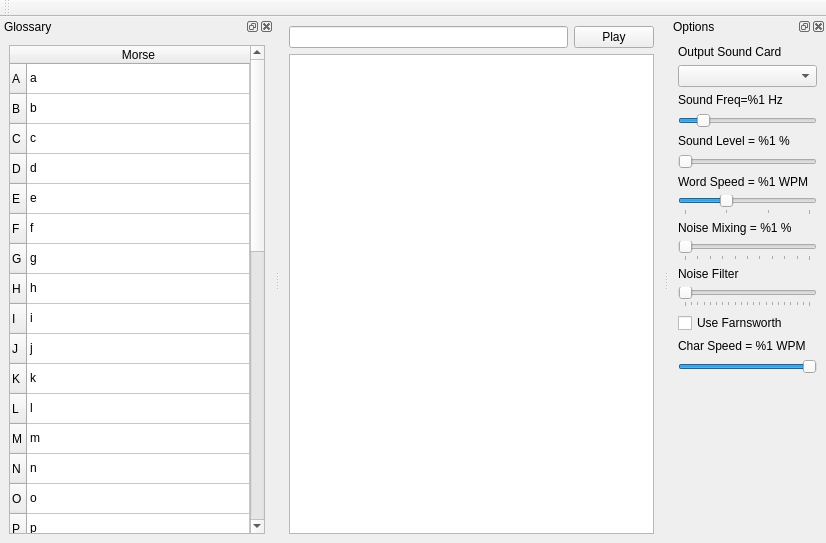
This is mainwindow.ui in Artemia76/EasyMorse as Qt 5 draws it before an edit. The edited form follows.
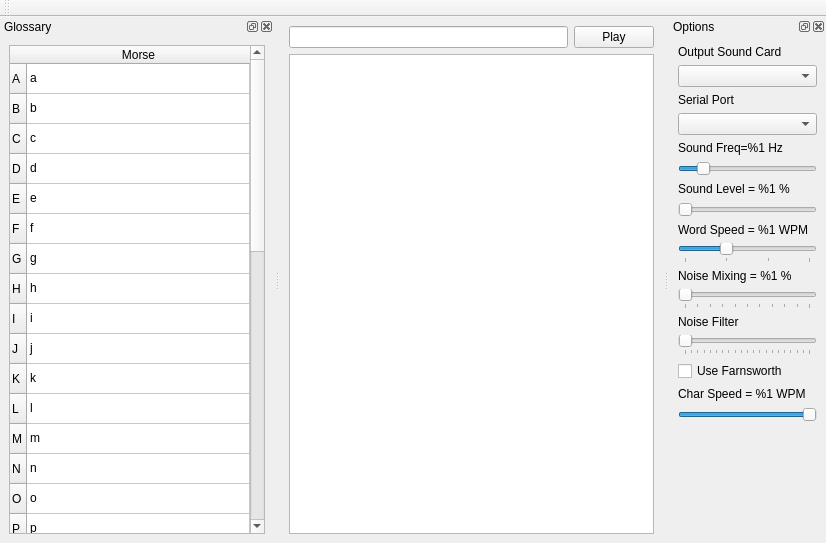
This is the edited form. Icons and pictures are not drawn.

Commit message: Add serial Keyer using RTS / CTS pinout

Diff of the .ui file:
```diff
--- a/mainwindow.ui
+++ b/mainwindow.ui
@@ -510,7 +510,7 @@
    <property name="minimumSize">
     <size>
      <width>157</width>
-     <height>420</height>
+     <height>442</height>
     </size>
    </property>
    <property name="windowTitle">
@@ -537,6 +537,16 @@
      <item>
       <widget class="QComboBox" name="m_deviceBox"/>
      </item>
+     <item>
+      <widget class="QLabel" name="label">
+       <property name="text">
+        <string>Serial Port</string>
+       </property>
+      </widget>
+     </item>
+     <item>
+      <widget class="QComboBox" name="m_serialBox"/>
+     </item>
      <item>
       <widget class="QLabel" name="m_labelFreq">
        <property name="text">
```
The commit also changes 5 other files.
